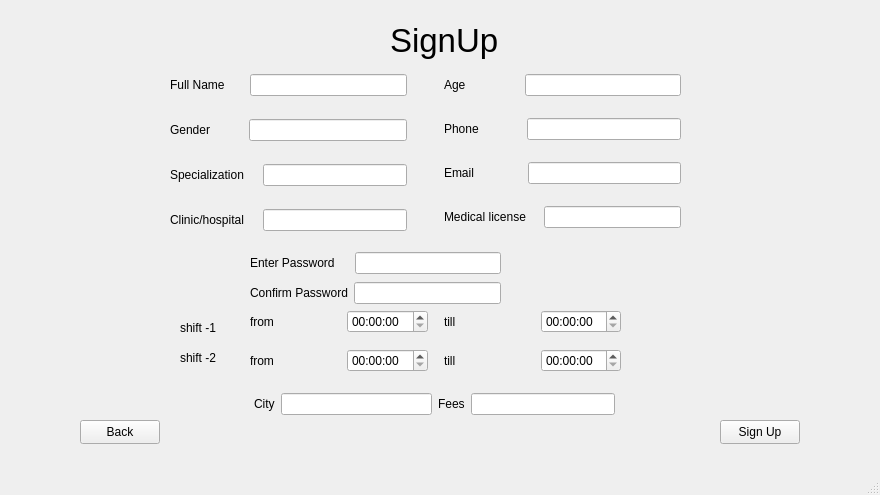
Before: the Qt Designer form doctorsignup.ui in pratham-0204/VedSync, drawn with Qt 5.
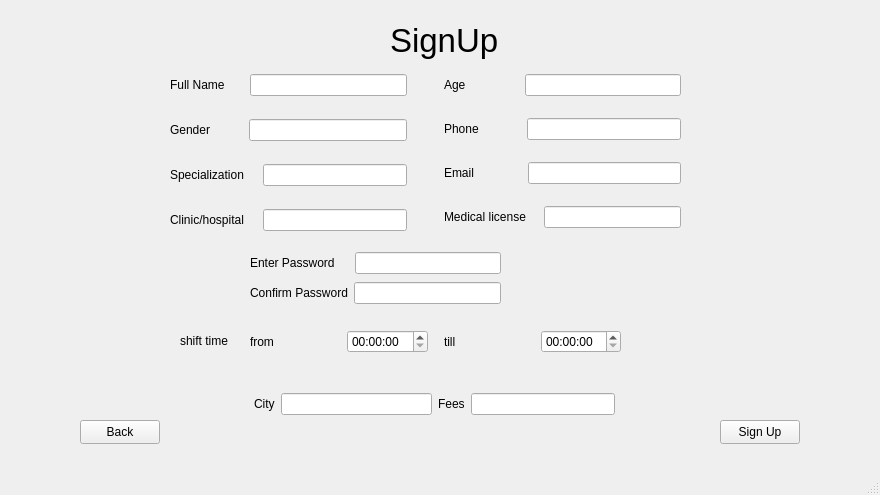
After: the same form once the commit is applied.

Diff of the .ui file:
```diff
--- a/doctorsignup.ui
+++ b/doctorsignup.ui
@@ -36,26 +36,13 @@
     <property name="geometry">
      <rect>
       <x>180</x>
-      <y>320</y>
-      <width>49</width>
-      <height>16</height>
+      <y>330</y>
+      <width>61</width>
+      <height>21</height>
      </rect>
     </property>
     <property name="text">
-     <string>shift -1</string>
-    </property>
-   </widget>
-   <widget class="QLabel" name="label_11">
-    <property name="geometry">
-     <rect>
-      <x>180</x>
-      <y>350</y>
-      <width>49</width>
-      <height>16</height>
-     </rect>
-    </property>
-    <property name="text">
-     <string>shift -2</string>
+     <string>shift time</string>
     </property>
    </widget>
    <widget class="QPushButton" name="pushButton">
@@ -256,20 +243,6 @@
          </item>
         </layout>
        </item>
-       <item>
-        <layout class="QHBoxLayout" name="horizontalLayout_13">
-         <item>
-          <widget class="QLabel" name="label_15">
-           <property name="text">
-            <string>from</string>
-           </property>
-          </widget>
-         </item>
-         <item>
-          <widget class="QTimeEdit" name="s2f"/>
-         </item>
-        </layout>
-       </item>
       </layout>
      </item>
      <item>
@@ -288,20 +261,6 @@
          </item>
         </layout>
        </item>
-       <item>
-        <layout class="QHBoxLayout" name="horizontalLayout_12">
-         <item>
-          <widget class="QLabel" name="label_14">
-           <property name="text">
-            <string>till</string>
-           </property>
-          </widget>
-         </item>
-         <item>
-          <widget class="QTimeEdit" name="s2t"/>
-         </item>
-        </layout>
-       </item>
       </layout>
      </item>
     </layout>
```
